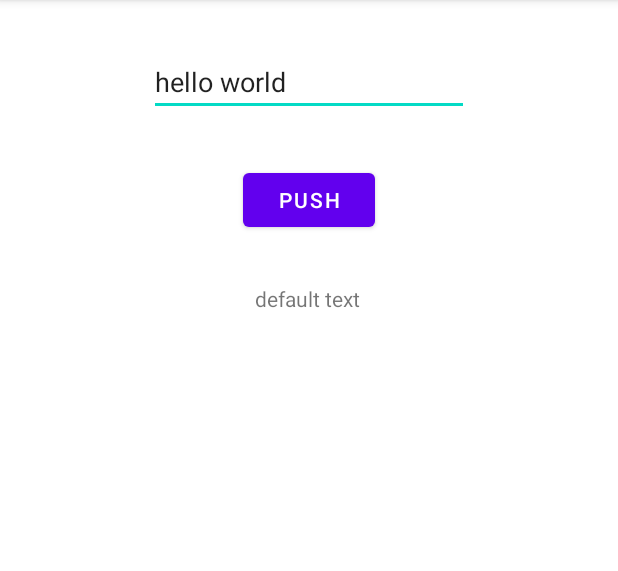
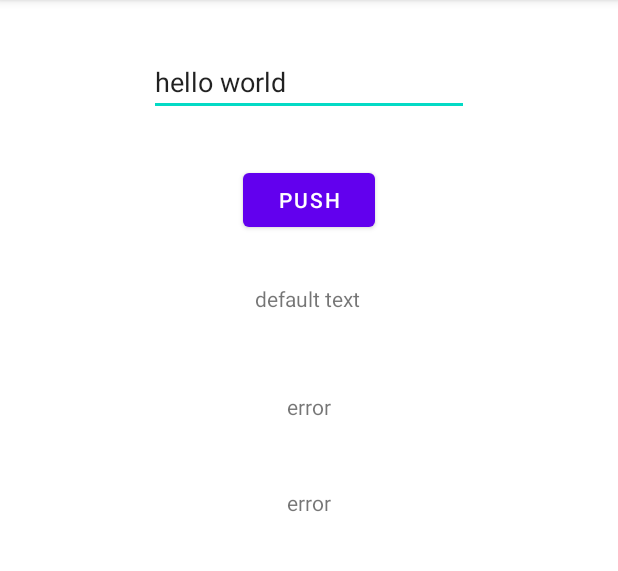
Before and after one commit to JWIGGS/ToolTrack, an Android app: the MainActivity screen opened directly, with no data from a screen before it, on a phone screen of 412 x 824 dp, the part 84-655 px from its top. Run offline under Robolectric (Android 15) with nearby library versions, the light colour scheme and no system bars; our stand-ins replace Firebase (no records; nobody signed in at launch, a user with empty details on screens opened directly); 1 statement that could not run was skipped.

Commit message:
added the activity to view the tools and a custom layout that can be inserted to display the values of the items

```diff
--- a/app/src/main/AndroidManifest.xml
+++ b/app/src/main/AndroidManifest.xml
@@ -9,6 +9,7 @@
         android:roundIcon="@mipmap/ic_launcher_round"
         android:supportsRtl="true"
         android:theme="@style/Theme.ToolTrack">
+        <activity android:name=".ActivityView"></activity>
         <activity android:name=".LoginActivity">
             <intent-filter>
                 <action android:name="android.intent.action.MAIN" />
--- a/app/src/main/java/com/stuff/tooltrack/MainActivity.java
+++ b/app/src/main/java/com/stuff/tooltrack/MainActivity.java
@@ -23,6 +23,12 @@ public class MainActivity extends AppCompatActivity {
     Button buttonPush;
     TextView textViewDisplay;
 
+    TextView textViewDisplay2;
+    TextView textViewDisplay3;
+
+    String studentID;
+    String studentEmail;
+
 
     @Override
     protected void onCreate(Bundle savedInstanceState) {
@@ -32,6 +38,9 @@ public class MainActivity extends AppCompatActivity {
         editTextValue = findViewById(R.id.editTextValue);
         buttonPush = findViewById(R.id.buttonPush);
         textViewDisplay = findViewById(R.id.textViewDisplay);
+
+        textViewDisplay2 = findViewById(R.id.textViewDisplay2);
+        textViewDisplay3 = findViewById(R.id.textViewDisplay3);
 
 
         ValueEventListener valueListener = new ValueEventListener() {
@@ -46,6 +55,19 @@ public class MainActivity extends AppCompatActivity {
             }
         };
         myRef.addValueEventListener(valueListener);
+
+        if(getIntent().getExtras() != null){
+            studentID = getIntent().getStringExtra("id");
+            studentEmail = getIntent().getStringExtra("email");
+
+            textViewDisplay2.setText(studentID);
+            textViewDisplay3.setText(studentEmail);
+        }
+        else{
+            textViewDisplay2.setText("error");
+            textViewDisplay3.setText("error");
+            //onBackPressed();
+        }
 
 
     }
--- a/app/src/main/res/layout/activity_main.xml
+++ b/app/src/main/res/layout/activity_main.xml
@@ -14,6 +14,26 @@
         android:text="default text"
         app:layout_constraintEnd_toEndOf="parent"
         app:layout_constraintHorizontal_bias="0.498"
+        app:layout_constraintStart_toStartOf="parent"
+        app:layout_constraintTop_toBottomOf="@+id/buttonPush" />
+
+    <TextView
+        android:id="@+id/textViewDisplay2"
+        android:layout_width="wrap_content"
+        android:layout_height="wrap_content"
+        android:layout_marginTop="104dp"
+        android:text="default text"
+        app:layout_constraintEnd_toEndOf="parent"
+        app:layout_constraintStart_toStartOf="parent"
+        app:layout_constraintTop_toBottomOf="@+id/buttonPush" />
+
+    <TextView
+        android:id="@+id/textViewDisplay3"
+        android:layout_width="wrap_content"
+        android:layout_height="wrap_content"
+        android:layout_marginTop="168dp"
+        android:text="default text"
+        app:layout_constraintEnd_toEndOf="parent"
         app:layout_constraintStart_toStartOf="parent"
         app:layout_constraintTop_toBottomOf="@+id/buttonPush" />
 
```
Also changed, not shown: app/src/main/java/com/stuff/tooltrack/ActivityView.java (added, +100 -0 lines), app/src/main/java/com/stuff/tooltrack/LoginActivity.java (+13 -11 lines), app/src/main/res/layout/activity_view.xml (added, +41 -0 lines), app/src/main/res/layout/item_view.xml (added, +49 -0 lines).
